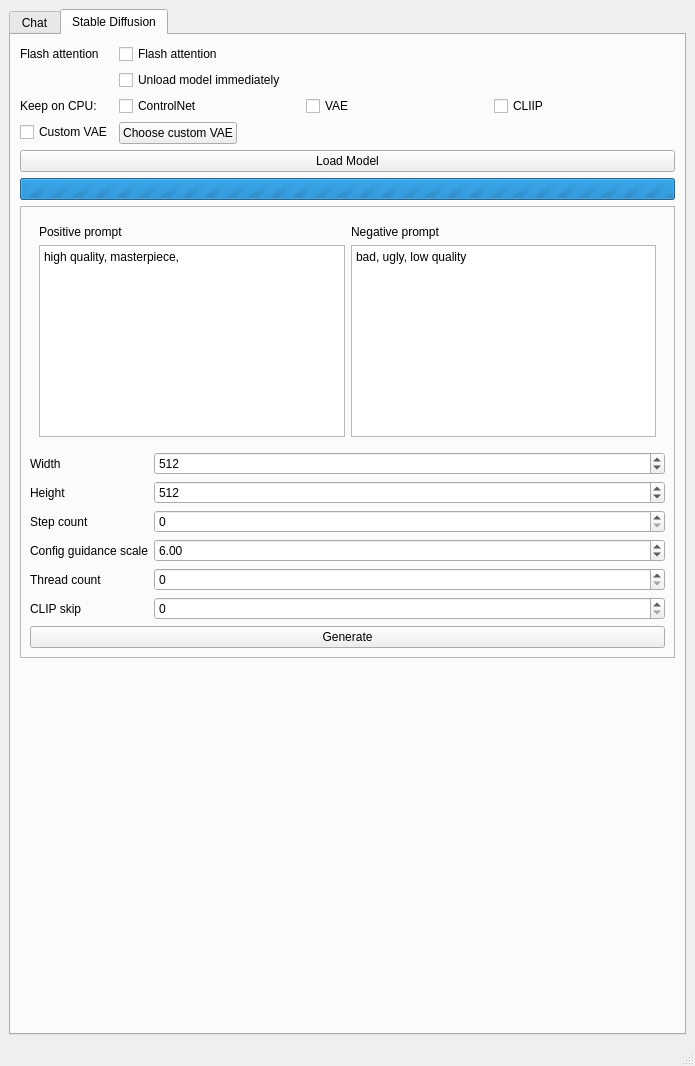
Above: AIOneQTWidgets/mainwindow.ui from Iemand005/Singularity before the change. Below: the same form after it.
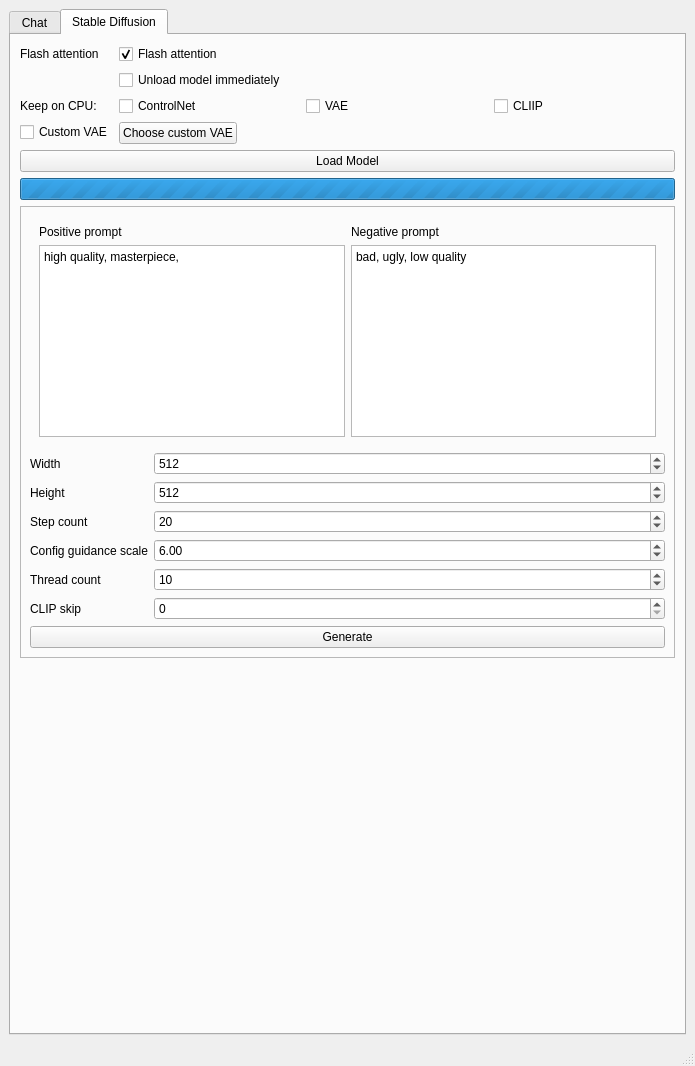
That is the form after the change. The open tabs and pages were chosen to show the change.

Commit message: default values

```diff
--- a/AIOneQTWidgets/mainwindow.ui
+++ b/AIOneQTWidgets/mainwindow.ui
@@ -292,6 +292,9 @@
             <property name="text">
              <string>Flash attention</string>
             </property>
+            <property name="checked">
+             <bool>true</bool>
+            </property>
            </widget>
           </item>
           <item row="2" column="1">
@@ -534,7 +537,11 @@
               </widget>
              </item>
              <item row="4" column="1">
-              <widget class="QSpinBox" name="nThreadInput"/>
+              <widget class="QSpinBox" name="nThreadInput">
+               <property name="value">
+                <number>10</number>
+               </property>
+              </widget>
              </item>
              <item row="5" column="0">
               <widget class="QLabel" name="clipSkipLabel">
@@ -544,7 +551,11 @@
               </widget>
              </item>
              <item row="2" column="1">
-              <widget class="QSpinBox" name="stepCountInput"/>
+              <widget class="QSpinBox" name="stepCountInput">
+               <property name="value">
+                <number>20</number>
+               </property>
+              </widget>
              </item>
              <item row="5" column="1">
               <widget class="QSpinBox" name="clipSkipInput"/>
```
Left out of the diff: 2 changed lines with no effect on the pictures.
